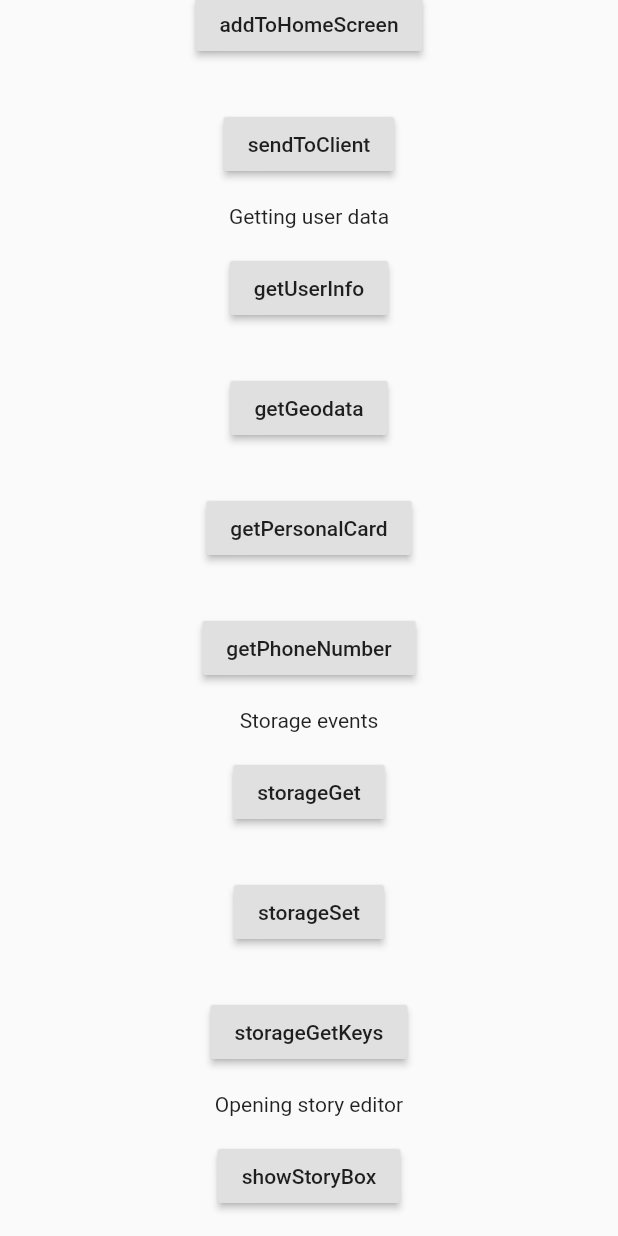
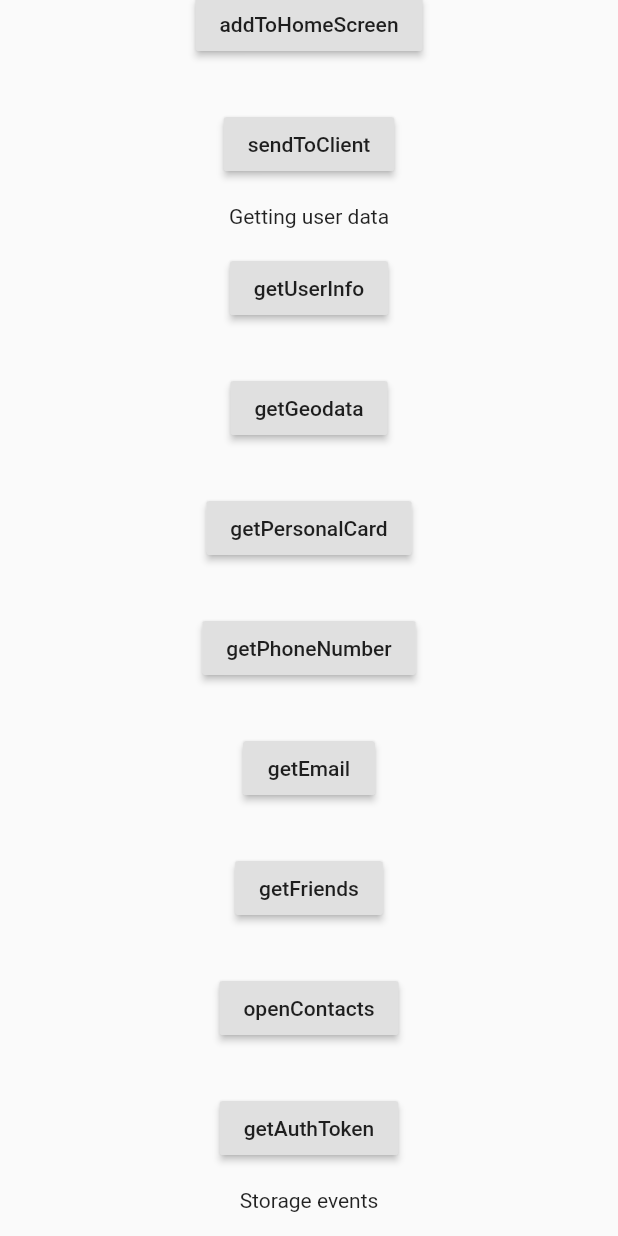
Before and after one commit to optimist-dev/vk_bridge, a Flutter app: the screen it shows after launch, scrolled down 1080 dp, on a phone screen of 412 x 824 dp. Run offline on Flutter 3.47's test engine with Material 2 defaults, Android fonts, the phone set to English and light mode, and no system bars; our stand-ins replace built_collection, built_value, js, rxdart; missing offline and left inert: dart:html, dart:js, dart:js_util; generated files the repository leaves out were written again; statements that could not run were skipped.

Commit message:
add getFriends, openContacts, getAuthToken

```diff
--- a/example/lib/examples_page.dart
+++ b/example/lib/examples_page.dart
@@ -7,7 +7,7 @@ class ExamplesPage extends StatefulWidget {
 }
 
 class _ExamplesPageState extends State<ExamplesPage> {
-  // static const _flutterSampleVkMiniAppId = 7638841;
+  static const _flutterSampleVkMiniAppId = 7638841;
   static const _vkBridgeOriginalVKMiniAppId = 6909581;
 
   // static const _vkMiniAppGroupId = 166562603;
@@ -113,30 +113,31 @@ class _ExamplesPageState extends State<ExamplesPage> {
                     'email',
                     'address',
                   ],
-                      )),
+                ),
+              ),
               _button(
                 title: 'getPhoneNumber',
                 call: (it) => it.getPhoneNumber(),
               ),
-              // _button(
-              //   title: "getFriends",
-              //   onPressed: () => VKBridge.getFriends()
-              //       .then(showResultDialog)
-              //       .catchError(showErrorDialog),
-              // ),
-              // _button(
-              //   title: "openContacts",
-              //   onPressed: () => VKBridge.openContacts()
-              //       .then(showResultDialog)
-              //       .catchError(showErrorDialog),
-              // ),
-              // _button(
-              //   title: "getAuthToken",
-              //   onPressed: () => VKBridge.getAuthToken(
-              //     appId: _flutterSampleVkMiniAppId,
-              //     scope: "status",
-              //   ).then(showResultDialog).catchError(showErrorDialog),
-              // ),
+              _button(
+                title: 'getEmail',
+                call: (it) => it.getEmail(),
+              ),
+              _button(
+                title: 'getFriends',
+                call: (it) => it.getFriends(),
+              ),
+              _button(
+                title: 'openContacts',
+                call: (it) => it.openContacts(),
+              ),
+              _button(
+                title: 'getAuthToken',
+                call: (it) => it.getAuthToken(
+                  appId: _flutterSampleVkMiniAppId,
+                  scope: "status",
+                ),
+              ),
               // Text("Community events"),
               // _button(
               //   title: "getGroupInfo",
--- a/lib/src/bridge/unsupported.dart
+++ b/lib/src/bridge/unsupported.dart
@@ -6,8 +6,11 @@ import 'package:vk_bridge/src/data/model/launch_params.dart';
 import 'package:vk_bridge/src/data/model/options/show_story_box_options/show_story_box_options.dart';
 import 'package:vk_bridge/src/data/model/results/vk_web_app_add_to_home_screen_info_result/vk_web_app_add_to_home_screen_info_result.dart';
 import 'package:vk_bridge/src/data/model/results/vk_web_app_bool_result/vk_web_app_bool_result.dart';
+import 'package:vk_bridge/src/data/model/results/vk_web_app_contacts_done/vk_web_app_contacts_done.dart';
+import 'package:vk_bridge/src/data/model/results/vk_web_app_get_auth_token_result/vk_web_app_get_auth_token_result.dart';
 import 'package:vk_bridge/src/data/model/results/vk_web_app_get_client_version_result/vk_web_app_get_client_version_result.dart';
 import 'package:vk_bridge/src/data/model/results/vk_web_app_get_email_result/vk_web_app_get_email_result.dart';
+import 'package:vk_bridge/src/data/model/results/vk_web_app_get_friends_result/vk_web_app_get_friends_result.dart';
 import 'package:vk_bridge/src/data/model/results/vk_web_app_get_geodata_result/vk_web_app_get_geodata_result.dart';
 import 'package:vk_bridge/src/data/model/results/vk_web_app_get_personal_card_result/vk_web_app_get_personal_card_result.dart';
 import 'package:vk_bridge/src/data/model/results/vk_web_app_get_phone_number_result/vk_web_app_get_phone_number_result.dart';
@@ -139,4 +142,18 @@ class VKBridge implements vk_bridge.VKBridge {
     int offset,
   }) =>
       throw _unsupportedError;
+
+  @override
+  Future<VKWebAppGetFriendsResult> getFriends([bool multi = false]) =>
+      throw _unsupportedError;
+
+  @override
+  Future<VKWebAppContactsDone> openContacts() => throw _unsupportedError;
+
+  @override
+  Future<VKWebAppGetAuthTokenResult> getAuthToken({
+    @required int appId,
+    @required String scope,
+  }) =>
+      throw _unsupportedError;
 }
--- a/lib/src/bridge/vk_bridge.dart
+++ b/lib/src/bridge/vk_bridge.dart
@@ -5,8 +5,11 @@ import 'package:vk_bridge/src/data/model/launch_params.dart';
 import 'package:vk_bridge/src/data/model/options/show_story_box_options/show_story_box_options.dart';
 import 'package:vk_bridge/src/data/model/results/vk_web_app_add_to_home_screen_info_result/vk_web_app_add_to_home_screen_info_result.dart';
 import 'package:vk_bridge/src/data/model/results/vk_web_app_bool_result/vk_web_app_bool_result.dart';
+import 'package:vk_bridge/src/data/model/results/vk_web_app_contacts_done/vk_web_app_contacts_done.dart';
+import 'package:vk_bridge/src/data/model/results/vk_web_app_get_auth_token_result/vk_web_app_get_auth_token_result.dart';
 import 'package:vk_bridge/src/data/model/results/vk_web_app_get_client_version_result/vk_web_app_get_client_version_result.dart';
 import 'package:vk_bridge/src/data/model/results/vk_web_app_get_email_result/vk_web_app_get_email_result.dart';
+import 'package:vk_bridge/src/data/model/results/vk_web_app_get_friends_result/vk_web_app_get_friends_result.dart';
 import 'package:vk_bridge/src/data/model/results/vk_web_app_get_geodata_result/vk_web_app_get_geodata_result.dart';
 import 'package:vk_bridge/src/data/model/results/vk_web_app_get_personal_card_result/vk_web_app_get_personal_card_result.dart';
 import 'package:vk_bridge/src/data/model/results/vk_web_app_get_phone_number_result/vk_web_app_get_phone_number_result.dart';
@@ -237,7 +240,7 @@ abstract class VKBridge {
   /// [VKWebAppStorageGet] returns the values of the variables,
   /// the names of which were passed in the keys parameter.
   ///
-  /// iOS, Android, Web, Mobile Web
+  /// Platforms: iOS, Android, Web, Mobile Web
   ///
   /// [keys] - the names of the keys, [a-zA-Z _ \ - 0-9],
   /// passed in an array of strings.
@@ -246,7 +249,7 @@ abstract class VKBridge {
   /// The [VKWebAppStorageSet] call stores the value of the variable
   /// whose name is passed in the key parameter.
   ///
-  /// iOS, Android, Web, Mobile Web
+  /// Platforms: iOS, Android, Web, Mobile Web
   ///
   /// [key] - key name, [a-zA-Z _ \ - 0-9]. The maximum length is 100 characters.
   /// [value] - variable value, only the first 4096 bytes are saved.
@@ -257,7 +260,7 @@ abstract class VKBridge {
 
   /// Call [VKWebAppStorageGetKeys] returns the names of all variables.
   ///
-  /// iOS, Android, Web, Mobile Web
+  /// Platforms: iOS, Android, Web, Mobile Web
   ///
   /// [count] - the number of variable names to get information about.
   /// [offset] - the offset required to sample a specific subset of variable names.
@@ -265,4 +268,50 @@ abstract class VKBridge {
     int count,
     int offset,
   });
+
+  /// [VKWebAppGetFriends] brings up a selection window from the friends list.
+  ///
+  /// Platforms: iOS, Android, Web
+  ///
+  /// [multi] -
+  /// false: selection of one friend from the list.
+  /// true: selection of several friends from the list.
+  /// The default is false.
+  Future<VKWebAppGetFriendsResult> getFriends([bool multi = false]);
+
+  /// [VKWebAppOpenContacts] opens a window for selecting contacts
+  /// from the phone book on the user's device.
+  ///
+  /// Platforms: iOS, Android
+  Future<VKWebAppContactsDone> openContacts();
+
+  /// [VKWebAppGetAuthToken] allows you to request access rights from the user
+  /// and get a key to work with the API. At the same time,
+  /// you do not need to request a token to identify a user in the service.
+  /// Use the signature of the launch parameters for this
+  ///
+  /// Platforms: iOS, Android, Web, Mobile Web
+  ///
+  /// [app_id] - application ID.
+  /// [scope] - list of access rights, separated by commas.
+  /// To get a token without additional rights,
+  /// pass an empty string in the parameter. Available Values:
+  /// friends - access to the user's friends list,
+  /// photos - access to photos,
+  /// video - access to videos,
+  /// stories - access to stories,
+  /// pages - access to wiki pages,
+  /// status - access to user status,
+  /// notes - access to user notes,
+  /// wall - to methods of working with a wall,
+  /// docs - access to documents,
+  /// groups - access to user communities,
+  /// stats - access to statistics of groups and applications of the user, of which he is the administrator,
+  /// market - access to goods.
+  ///
+  // TODO: Set<Scope> scopes
+  Future<VKWebAppGetAuthTokenResult> getAuthToken({
+    @required int appId,
+    @required String scope,
+  });
 }
--- /dev/null
+++ b/lib/src/data/model/options/get_auth_token_options/get_auth_token_options.dart
@@ -0,0 +1,40 @@
+import 'package:built_value/built_value.dart';
+import 'package:built_value/serializer.dart';
+import 'package:vk_bridge/src/bridge/vk_bridge.dart';
+
+part 'get_auth_token_options.g.dart';
+
+/// Options of [VKBridge.appClose]
+abstract class GetAuthTokenOptions
+    implements Built<GetAuthTokenOptions, GetAuthTokenOptionsBuilder> {
+  /// [GetAuthTokenOptions] factory
+  factory GetAuthTokenOptions([void Function(GetAuthTokenOptionsBuilder) updates]) =
+      _$GetAuthTokenOptions;
+
+  GetAuthTokenOptions._();
+
+  /// [GetAuthTokenOptions] serializer
+  static Serializer<GetAuthTokenOptions> get serializer => _$getAuthTokenOptionsSerializer;
+
+  /// Application ID.
+  @BuiltValueField(wireName: 'app_id')
+  int get appId;
+
+  // TODO: enum
+  /// List of access rights, separated by commas.
+  /// To get a token without additional rights,
+  /// pass an empty string in the parameter. Available Values:
+  /// friends - access to the user's friends list,
+  /// photos - access to photos,
+  /// video - access to videos,
+  /// stories - access to stories,
+  /// pages - access to wiki pages,
+  /// status - access to user status,
+  /// notes - access to user notes,
+  /// wall - to methods of working with a wall,
+  /// docs - access to documents,
+  /// groups - access to user communities,
+  /// stats - access to statistics of groups and applications of the user, of which he is the administrator,
+  /// market - access to goods.
+  String get scope;
+}
--- /dev/null
+++ b/lib/src/data/model/options/get_friends_options/get_friends_options.dart
@@ -0,0 +1,24 @@
+import 'package:built_value/built_value.dart';
+import 'package:built_value/serializer.dart';
+
+part 'get_friends_options.g.dart';
+
+/// Options for [VKBridge.share]
+abstract class GetFriendsOptions
+    implements Built<GetFriendsOptions, GetFriendsOptionsBuilder> {
+  /// [GetFriendsOptions] factory
+  factory GetFriendsOptions([void Function(GetFriendsOptionsBuilder) updates]) =
+      _$GetFriendsOptions;
+
+  GetFriendsOptions._();
+
+  /// [GetFriendsOptions] serializer
+  static Serializer<GetFriendsOptions> get serializer =>
+      _$getFriendsOptionsSerializer;
+
+  /// false: selection of one friend from the list.
+  /// true: selection of several friends from the list.
+  /// The default is false.
+  @nullable
+  bool get multi;
+}
--- /dev/null
+++ b/lib/src/data/model/results/vk_web_app_contacts_done/vk_web_app_contacts_done.dart
@@ -0,0 +1,31 @@
+import 'package:built_value/built_value.dart';
+import 'package:built_value/serializer.dart';
+import 'package:vk_bridge/src/bridge/vk_bridge.dart';
+
+part 'vk_web_app_contacts_done.g.dart';
+
+/// Result of [VKBridge.getClientVersion]
+abstract class VKWebAppContactsDone
+    implements Built<VKWebAppContactsDone, VKWebAppContactsDoneBuilder> {
+  /// [VKWebAppContactsDone] factory
+  factory VKWebAppContactsDone(
+          [void Function(VKWebAppContactsDoneBuilder) updates]) =
+      _$VKWebAppContactsDone;
+
+  VKWebAppContactsDone._();
+
+  /// [VKWebAppContactsDone] serializer
+  static Serializer<VKWebAppContactsDone> get serializer =>
+      _$vKWebAppContactsDoneSerializer;
+
+  /// Phone number, in the format in which it is stored in the user's contact list.
+  String get phone;
+
+  /// The username specified in the user's contact list.
+  @BuiltValueField(wireName: 'first_name')
+  String get firstName;
+
+  /// The user's last name, as listed in the user's contact list.
+  @BuiltValueField(wireName: 'last_name')
+  String get lastName;
+}
--- /dev/null
+++ b/lib/src/data/model/results/vk_web_app_get_auth_token_result/vk_web_app_get_auth_token_result.dart
@@ -0,0 +1,30 @@
+import 'package:built_value/built_value.dart';
+import 'package:built_value/serializer.dart';
+import 'package:vk_bridge/src/bridge/vk_bridge.dart';
+
+part 'vk_web_app_get_auth_token_result.g.dart';
+
+/// Result of [VKBridge.getAuthToken]
+abstract class VKWebAppGetAuthTokenResult
+    implements Built<VKWebAppGetAuthTokenResult, VKWebAppGetAuthTokenResultBuilder> {
+  /// [VKWebAppGetAuthTokenResult] factory
+  factory VKWebAppGetAuthTokenResult(
+          [void Function(VKWebAppGetAuthTokenResultBuilder) updates]) =
+      _$VKWebAppGetAuthTokenResult;
+
+  VKWebAppGetAuthTokenResult._();
+
+  /// [VKWebAppGetAuthTokenResult] serializer
+  static Serializer<VKWebAppGetAuthTokenResult> get serializer =>
+      _$vKWebAppGetAuthTokenResultSerializer;
+
+  /// User access key.
+  @BuiltValueField(wireName: 'access_token')
+  String get accessToken;
+
+  /// The list of rights granted by the user
+  /// (it may differ from the scope that the service itself transferred,
+  /// this situation must be handled separately).
+  @nullable
+  String get scope;
+}
--- /dev/null
+++ b/lib/src/data/model/results/vk_web_app_get_friends_result/vk_web_app_get_friends_result.dart
@@ -0,0 +1,26 @@
+import 'package:built_collection/built_collection.dart';
+import 'package:built_value/built_value.dart';
+import 'package:built_value/serializer.dart';
+import 'package:vk_bridge/src/bridge/vk_bridge.dart';
+import 'package:vk_bridge/src/data/model/results/vk_web_app_get_friends_result/user.dart';
+
+part 'vk_web_app_get_friends_result.g.dart';
+
+/// Result of [VKBridge.getFriends]
+abstract class VKWebAppGetFriendsResult
+    implements
+        Built<VKWebAppGetFriendsResult, VKWebAppGetFriendsResultBuilder> {
+  /// [VKWebAppGetFriendsResult] factory
+  factory VKWebAppGetFriendsResult(
+          [void Function(VKWebAppGetFriendsResultBuilder) updates]) =
+      _$VKWebAppGetFriendsResult;
+
+  VKWebAppGetFriendsResult._();
+
+  /// [VKWebAppGetFriendsResult] serializer
+  static Serializer<VKWebAppGetFriendsResult> get serializer =>
+      _$vKWebAppGetFriendsResultSerializer;
+
+  /// An array of user objects containing three fields:
+  BuiltList<User> get users;
+}
--- a/lib/src/data/model/results/vk_web_app_get_user_info_result/vk_web_app_get_user_info_result.dart
+++ b/lib/src/data/model/results/vk_web_app_get_user_info_result/vk_web_app_get_user_info_result.dart
@@ -56,7 +56,7 @@ abstract class VKWebAppGetUserInfoResult
   @BuiltValueField(wireName: 'photo_100')
   String get photo100;
 
-  /// url of a square user photo with a width of 200 pixels. If the user does
+  /// Url of a square user photo with a width of 200 pixels. If the user does
   /// not have a photo, https://vk.com/images/camera_200.png is returned
   @BuiltValueField(wireName: 'photo_200')
   String get photo200;
--- a/lib/src/data/model/results/vk_web_app_storage_get_result/key_value_pair.dart
+++ b/lib/src/data/model/results/vk_web_app_storage_get_result/key_value_pair.dart
@@ -1,4 +1,3 @@
-import 'package:built_collection/built_collection.dart';
 import 'package:built_value/built_value.dart';
 import 'package:built_value/serializer.dart';
 import 'package:vk_bridge/src/data/model/results/vk_web_app_storage_get_result/vk_web_app_storage_get_result.dart';
```
Also changed, not shown: lib/src/bridge/vk_bridge_web.dart (+29 -0 lines), lib/src/data/model/results/vk_web_app_get_friends_result/user.dart (added, +46 -0 lines), lib/src/data/model/serializers.dart (+12 -0 lines), lib/src/data/model/options/get_auth_token_options/get_auth_token_options.g.dart (added), lib/src/data/model/options/get_friends_options/get_friends_options.g.dart (added), lib/src/data/model/results/vk_web_app_contacts_done/vk_web_app_contacts_done.g.dart (added), lib/src/data/model/results/vk_web_app_get_auth_token_result/vk_web_app_get_auth_token_result.g.dart (added), lib/src/data/model/results/vk_web_app_get_friends_result/user.g.dart (added), lib/src/data/model/results/vk_web_app_get_friends_result/vk_web_app_get_friends_result.g.dart (added), lib/src/data/model/serializers.g.dart. Lines whose indentation alone changed are shown as unchanged.
